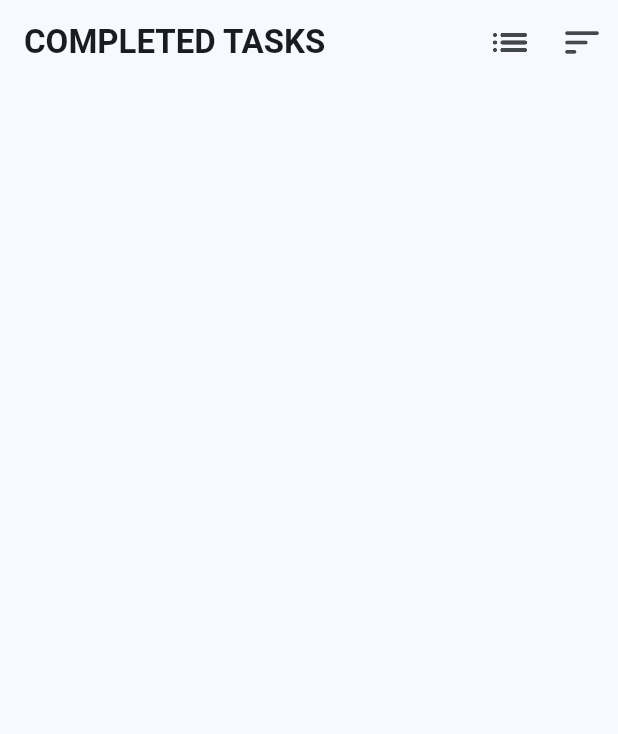
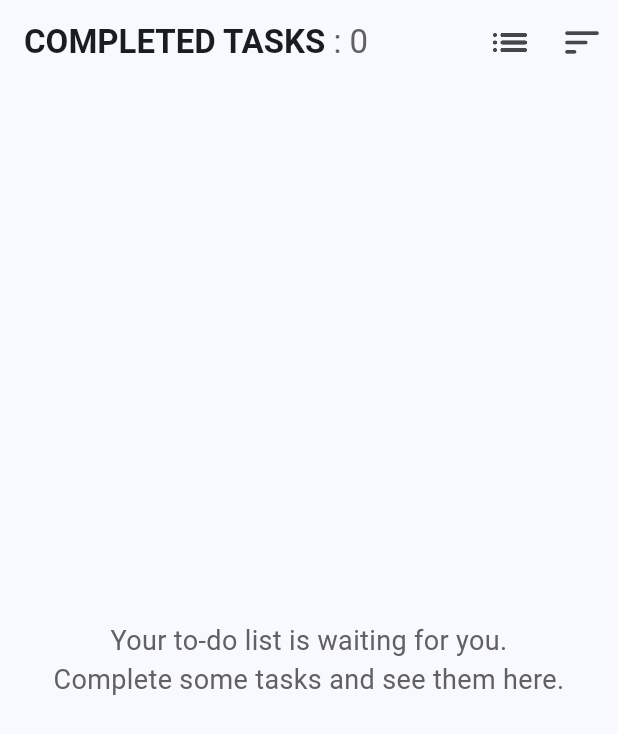
Before and after one commit to ledjoric/simple_to_do_list, a Flutter app: the screen it shows after launch, after a tap on the "checklist" icon, on a phone screen of 412 x 824 dp. Shown: the top 734 px of the screen. Run offline on Flutter 3.47's test engine with Material 2 defaults, Android fonts, the phone set to English and light mode, and no system bars; our stand-ins replace sqflite; accounts and stored records are empty.

Commit message:
some text changes

```diff
--- a/lib/db/tasks_database.dart
+++ b/lib/db/tasks_database.dart
@@ -59,32 +59,10 @@ class TasksDatabase {
     }
   }
 
-  Future<List<Task>> readAllTasks(int isCompleted) async {
+  Future<List<Task>> readAllTasks(String orderBy, int isCompleted) async {
     final db = await instance.database;
 
-    const orderBy = '${TaskFields.id} ASC';
-    final completed = '${TaskFields.isCompleted} = $isCompleted';
-    final result =
-        await db.query(tableTasks, orderBy: orderBy, where: completed);
-
-    return result.map((json) => Task.fromJson(json)).toList();
-  }
-
-  Future<List<Task>> sortByName(int isCompleted) async {
-    final db = await instance.database;
-
-    const orderBy = '${TaskFields.name} ASC';
-    final completed = '${TaskFields.isCompleted} = $isCompleted';
-    final result =
-        await db.query(tableTasks, orderBy: orderBy, where: completed);
-
-    return result.map((json) => Task.fromJson(json)).toList();
-  }
-
-  Future<List<Task>> sortByPriority(int isCompleted) async {
-    final db = await instance.database;
-
-    const orderBy = '${TaskFields.priority} DESC';
+    //const orderBy = '${TaskFields.id} ASC';
     final completed = '${TaskFields.isCompleted} = $isCompleted';
     final result =
         await db.query(tableTasks, orderBy: orderBy, where: completed);
--- a/lib/providers/tasks.dart
+++ b/lib/providers/tasks.dart
@@ -10,31 +10,37 @@ class Tasks extends ChangeNotifier {
   int sort = 0;
   int isCompleted = 0;
 
+  static const orderByDefault = '${TaskFields.id} ASC';
+  static const orderByname = '${TaskFields.name} ASC';
+  static const orderByPriority = '${TaskFields.priority} DESC';
+  static const orderByNamePriority = '${TaskFields.name} ASC, ${TaskFields.priority} DESC';
+  String orderBy = '';
+
   Future<void> addTask({required Task task}) async {
     await TasksDatabase.instance.create(task);
 
-    refreshBySort();
+    refreshTasks();
     notifyListeners();
   }
 
   Future<void> updateTask({required Task task}) async {
     await TasksDatabase.instance.update(task);
 
-    refreshBySort();
+    refreshTasks();
     notifyListeners();
   }
 
   Future<void> deleteTask({required int id}) async {
     await TasksDatabase.instance.delete(id);
 
-    refreshBySort();
+    refreshTasks();
     notifyListeners();
   }
 
   void completeTask({required Task task}) async {
     await TasksDatabase.instance.update(task);
 
-    refreshBySort();
+    refreshTasks();
     notifyListeners();
   }
 
@@ -47,30 +53,21 @@ class Tasks extends ChangeNotifier {
   }
 
   void refreshTasks() async { // SORT BY DEFAULT
-    final data = await TasksDatabase.instance.readAllTasks(isCompleted);
+    setOrderBy();
+    final data = await TasksDatabase.instance.readAllTasks(orderBy, isCompleted);
     _tasks = data;
     notifyListeners();
   }
 
-  void sortByName() async { // SORT BY NAME
-    final data = await TasksDatabase.instance.sortByName(isCompleted);
-    _tasks = data;
-    notifyListeners();
-  }
-
-  void sortByPriority() async { // SORT BY PRIORITY
-    final data = await TasksDatabase.instance.sortByPriority(isCompleted);
-    _tasks = data;
-    notifyListeners();
-  }
-
-  void refreshBySort() {
+  void setOrderBy() {
     if (sort == 0) {
-      refreshTasks();
+      orderBy = orderByDefault;
     } else if (sort == 1) {
-      sortByName();
+      orderBy = orderByname;
     } else if (sort == 2) {
-      sortByPriority();
+      orderBy = orderByPriority;
+    } else if (sort == 3) {
+      orderBy = orderByNamePriority;
     }
   }
 
--- a/lib/screens/homescreen/homescreen.dart
+++ b/lib/screens/homescreen/homescreen.dart
@@ -35,9 +35,17 @@ class _HomeScreenState extends State<HomeScreen> {
 
     return Scaffold(
       appBar: AppBar(
-        title: Text(
+        title: Row(
+          children: [
+            Text(
               tasksData.isCompleted == 0 ? 'TO-DO LIST' : 'COMPLETED TASKS',
               style: const TextStyle(fontWeight: FontWeight.bold),
+            ),
+            Text(
+              ' : ${tasksData.tasks.length}',
+              style: TextStyle(color: Colors.grey[700]),
+            )
+          ],
         ),
         actions: [
           Tooltip(
@@ -50,15 +58,7 @@ class _HomeScreenState extends State<HomeScreen> {
               iconSize: 30,
               onPressed: () {
                 tasksData.isCompleted = tasksData.isCompleted == 0 ? 1 : 0;
-
-                if (tasksData.sort == 0) {
                 tasksData.refreshTasks();
-                } else if (tasksData.sort == 1) {
-                  tasksData.sortByName();
-                } else if (tasksData.sort == 2) {
-                  tasksData.sortByPriority();
-                }
-
                 setState(() {
                   isVisible = !isVisible;
                 });
@@ -66,7 +66,7 @@ class _HomeScreenState extends State<HomeScreen> {
             ),
           ),
           Tooltip(
-            message: 'Sort Tasks',
+            message: 'Sort Task',
             child: PopupMenuButton(
               icon: const Icon(Icons.sort_rounded),
               iconSize: 30,
@@ -80,15 +80,13 @@ class _HomeScreenState extends State<HomeScreen> {
               },
               onSelected: (value) {
                 if (value == 'Default') {
-                  tasksData.refreshTasks();
                   tasksData.sort = 0;
                 } else if (value == 'Name') {
-                  tasksData.sortByName();
                   tasksData.sort = 1;
                 } else if (value == 'Priority') {
-                  tasksData.sortByPriority();
                   tasksData.sort = 2;
                 }
+                tasksData.refreshTasks();
               },
             ),
           ),
@@ -106,7 +104,19 @@ class _HomeScreenState extends State<HomeScreen> {
           child: const Icon(Icons.add),
         ),
       ),
-      body: ListView.builder(
+      body: Center(
+        child: tasksData.tasks.isEmpty
+            ? Padding(
+              padding: const EdgeInsets.all(8.0),
+              child: Text(
+                  tasksData.isCompleted == 0
+                      ? 'Ready to get started?\nAdd a task to your to-do list.'
+                      : 'Your to-do list is waiting for you.\nComplete some tasks and see them here.',
+                  textAlign: TextAlign.center,
+                  style: TextStyle(fontSize: 18, color: Colors.grey[700]),
+                ),
+            )
+            : ListView.builder(
                 itemCount: tasksData.tasks.length,
                 itemBuilder: (context, index) {
                   final task = tasksData.tasks.elementAt(index);
@@ -120,11 +130,13 @@ class _HomeScreenState extends State<HomeScreen> {
                       leading: Checkbox(
                         value: task.isCompleted,
                         onChanged: (value) {
-                  tasksData.completeTask(task: task.copy(isCompleted: value));
+                          tasksData.completeTask(
+                              task: task.copy(isCompleted: value));
                         },
                       ),
                       title: Text(task.name),
-              subtitle: Text(task.note != '' ? task.note : 'Add note...'),
+                      subtitle:
+                          Text(task.note != '' ? task.note : 'Add note...'),
                       trailing: Wrap(
                         children: [
                           Tooltip(
@@ -166,6 +178,7 @@ class _HomeScreenState extends State<HomeScreen> {
                   );
                 },
               ),
+      ),
     );
   }
 }
```
Also changed, not shown: 2 other files. Lines whose indentation alone changed are shown as unchanged.
